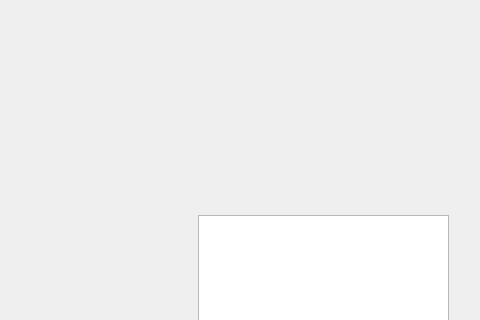
This is tempgraph.ui in DiamondJinxx/temp-graph as Qt 5 draws it before an edit; both pictures show x 882 to 1362 and y 305 to 625 of the 1362 by 866 pixel window. The edited form follows.
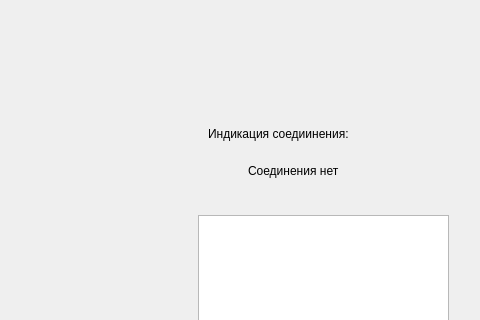
This is the edited form.

Commit message:
Изменено: 	-НИЧЕГО;
Добавлено:
	-открытие порта при его достуности;
	-индикация соединения с портом,пока без возможности отслеживать
	открыт ли порт или закрыт;

Осталось:
	-закрытие порта;
	-функция чтения с открытого порта;

Patch:
```diff
--- a/tempgraph.ui
+++ b/tempgraph.ui
@@ -191,6 +191,32 @@
      </item>
     </layout>
    </widget>
+   <widget class="QLabel" name="label">
+    <property name="geometry">
+     <rect>
+      <x>1090</x>
+      <y>430</y>
+      <width>191</width>
+      <height>17</height>
+     </rect>
+    </property>
+    <property name="text">
+     <string>Индикация соедиинения:</string>
+    </property>
+   </widget>
+   <widget class="QLabel" name="lbl_connect">
+    <property name="geometry">
+     <rect>
+      <x>1130</x>
+      <y>450</y>
+      <width>161</width>
+      <height>51</height>
+     </rect>
+    </property>
+    <property name="text">
+     <string>Соединения нет</string>
+    </property>
+   </widget>
   </widget>
   <widget class="QMenuBar" name="menubar">
    <property name="geometry">
```
Left out of the diff: 2 changed lines with no effect on the pictures. The commit also changes 2 other files.
